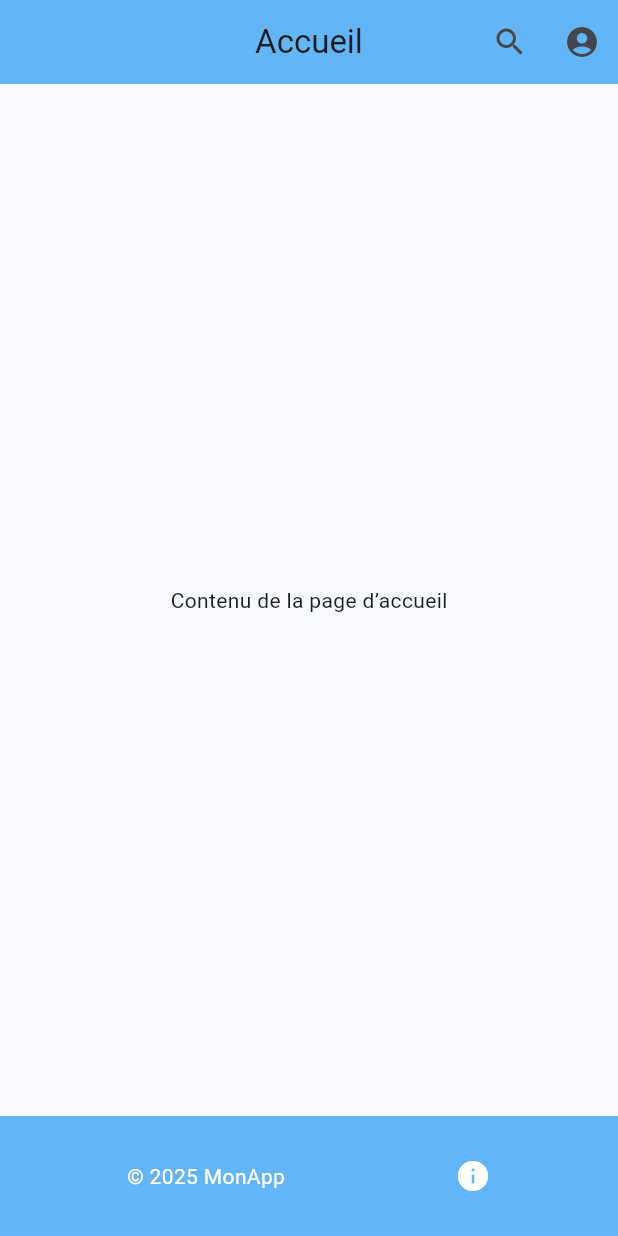
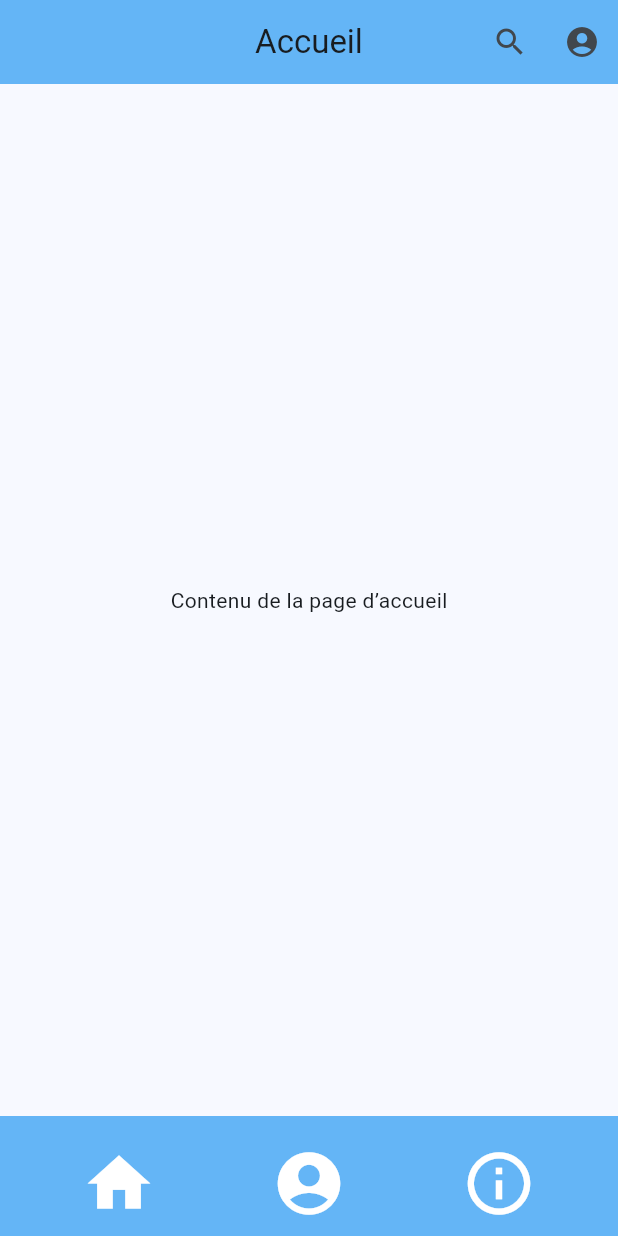
Before and after one commit to Claudiusrkt/twm, a Flutter app: the screen it shows after launch, on a phone screen of 412 x 824 dp. Run offline on Flutter 3.47's test engine with Material 3 defaults, Android fonts, the phone set to English and light mode, and no system bars.

Commit message:
twm1.0.2

```diff
--- a/lib/widget/footer.dart
+++ b/lib/widget/footer.dart
@@ -7,13 +7,26 @@ class MonFooter extends StatelessWidget {
   Widget build(BuildContext context) {
     return BottomAppBar(
       color: Colors.blue.shade300,
-      child: Padding(
-        padding: const EdgeInsets.all(12.0),
+      child: SizedBox(
+        height: 50.0, // Hauteur réduite ici
         child: Row(
           mainAxisAlignment: MainAxisAlignment.spaceAround,
-          children: const [
-            Text('© 2025 MonApp', style: TextStyle(color: Colors.white)),
-            Icon(Icons.info, color: Colors.white),
+          children: [
+            IconButton(
+              onPressed: () {},
+              icon: const Icon(Icons.home, color: Colors.white),
+              iconSize: 50.0,
+            ),
+            IconButton(
+              onPressed: () {},
+              icon: const Icon(Icons.account_circle, color: Colors.white),
+              iconSize: 50.0,
+            ),
+            IconButton(
+              onPressed: () {},
+              icon: const Icon(Icons.info_outline, color: Colors.white),
+              iconSize: 50.0,
+            ),
           ],
         ),
       ),
```
